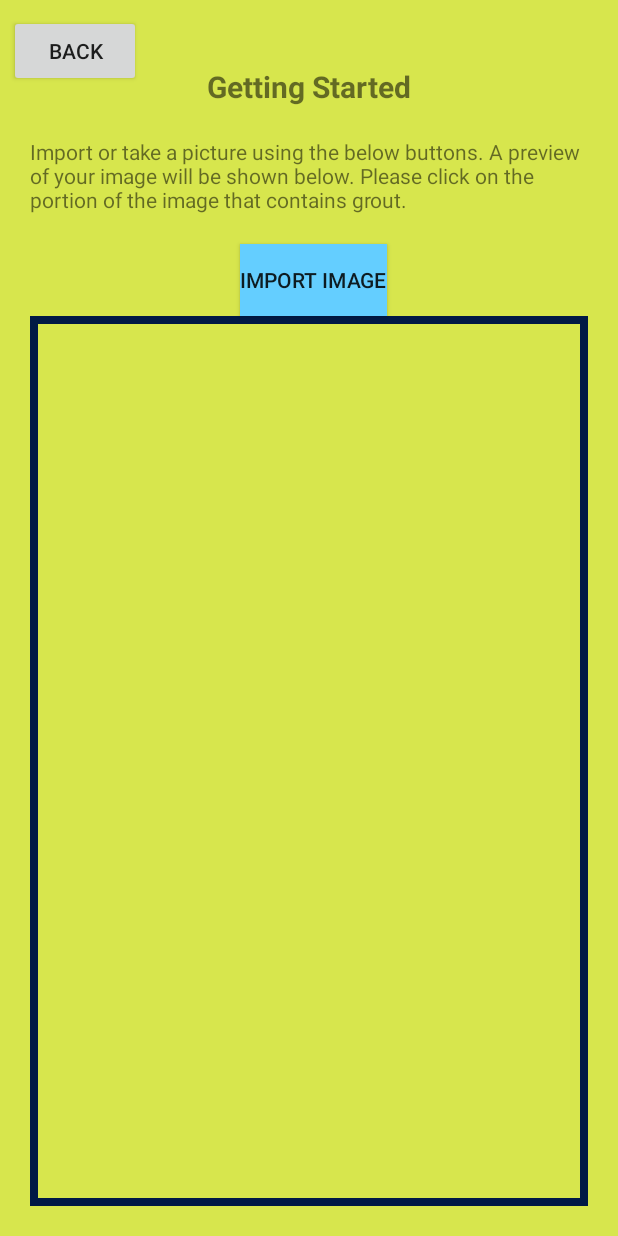
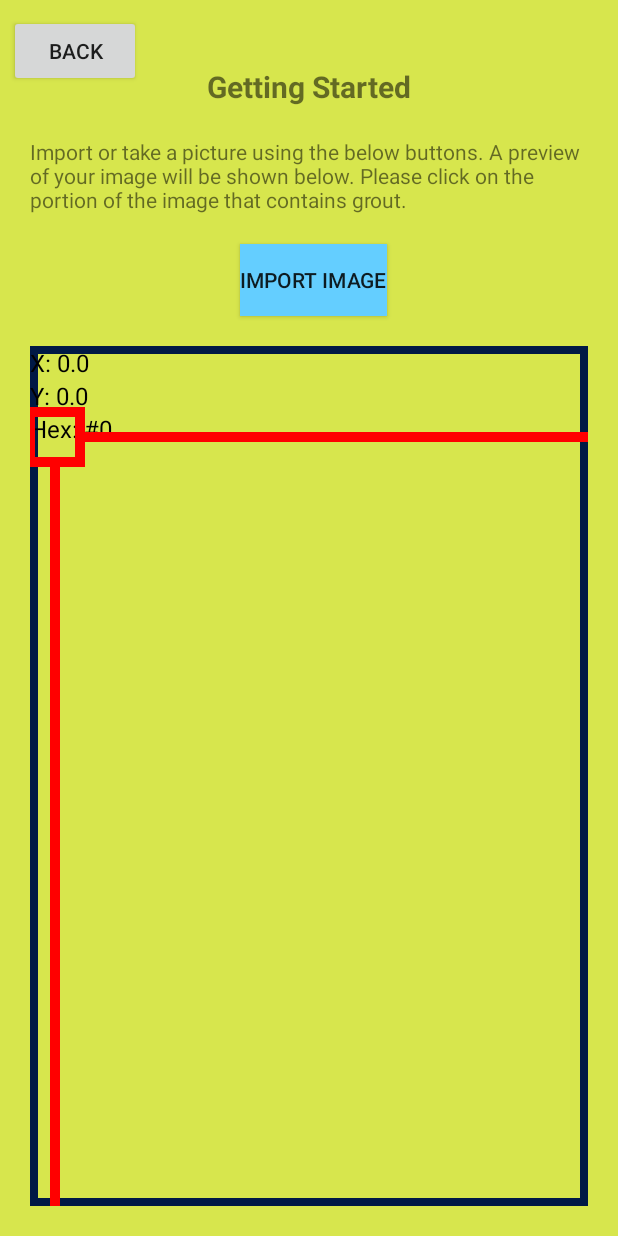
Before and after one commit to Daltz333/COSC-481W, an Android app: the ColorPickerFragment screen opened through its navigation route, on a phone screen of 412 x 824 dp. Run offline under Robolectric (Android 15) with nearby library versions, the phone set to English and light mode, and no system bars.

Commit message:
Fix color picker

```diff
--- a/app/src/main/java/edu/emich/tilere/ColorPickerFragment.java
+++ b/app/src/main/java/edu/emich/tilere/ColorPickerFragment.java
@@ -1,14 +1,25 @@
 package edu.emich.tilere;
 
+import android.app.AlertDialog;
+import android.content.Intent;
+import android.net.Uri;
 import android.os.Bundle;
 
+import androidx.activity.result.ActivityResultLauncher;
+import androidx.activity.result.contract.ActivityResultContracts;
 import androidx.fragment.app.Fragment;
 import androidx.navigation.fragment.NavHostFragment;
 
+import android.util.Log;
 import android.view.LayoutInflater;
 import android.view.View;
 import android.view.ViewGroup;
 import android.widget.Button;
+
+import java.io.IOException;
+
+import edu.emich.tilere.colorpicker.ColorPicker;
+import edu.emich.tilere.utils.ImageUtils;
 
 /**
  * A simple {@link Fragment} subclass.
@@ -16,6 +27,10 @@ import android.widget.Button;
  * create an instance of this fragment.
  */
 public class ColorPickerFragment extends Fragment {
+
+    private Intent mPickImageIntent;
+    private ActivityResultLauncher<Intent> mPickImageLauncher;
+
 
     // TODO: Rename parameter arguments, choose names that match
     // the fragment initialization parameters, e.g. ARG_ITEM_NUMBER
@@ -68,6 +83,53 @@ public class ColorPickerFragment extends Fragment {
                 NavHostFragment.findNavController(this).navigate(R.id.startPage);
             });
         } catch (Exception ignored) {}
+
+        Button importColorPicker = (Button)view.findViewById(R.id.importColorPickerImageButton);
+        importColorPicker.setOnClickListener(this::startImportImageIntent);
+
+        setupIntents(view);
         return view;
     }
+
+    private void setupIntents(View view) {
+        mPickImageIntent = new Intent(Intent.ACTION_GET_CONTENT);
+        mPickImageIntent.setType("image/*");
+
+        mPickImageLauncher = registerForActivityResult(new ActivityResultContracts.StartActivityForResult(), result -> {
+            // Handle activity result
+            var data = result.getData();
+            if (data != null) {
+                Uri imageUri = data.getData();
+
+                ColorPicker colorPicker = (ColorPicker)view.findViewById(R.id.colorPicker);
+
+                // handle event colorpicker is null
+                // this should only ever happen if developer is bad
+                if (colorPicker == null) {
+                    new AlertDialog.Builder(getContext())
+                            .setTitle("Failed to retrieve color picker instance")
+                            .setMessage("ColorPicker instance or view was null. Please contact the application developers.")
+                            .show();
+
+                    return;
+                }
+
+                try {
+                    colorPicker.setImage(ImageUtils.getBitmapFromUri(view.getContext(), imageUri));
+                } catch (IOException ex) {
+                    String err = "Failed to import image from gallery with exception: " + ex.getMessage();
+                    Log.i(this.getClass().getName(), err);
+
+                    new AlertDialog.Builder(getContext())
+                            .setTitle("An error has occurred")
+                            .setMessage(err)
+                            .show();
+                }
+            }
+        });
+    }
+
+    public void startImportImageIntent(View sender) {
+        mPickImageLauncher.launch(mPickImageIntent);
+    }
 }
--- a/app/src/main/java/edu/emich/tilere/MainActivity.java
+++ b/app/src/main/java/edu/emich/tilere/MainActivity.java
@@ -18,57 +18,10 @@ import edu.emich.tilere.colorpicker.ColorPicker;
 import edu.emich.tilere.utils.ImageUtils;
 
 public class MainActivity extends AppCompatActivity {
-
-    private Intent mPickImageIntent;
-    private ActivityResultLauncher<Intent> mPickImageLauncher;
-
     @Override
     protected void onCreate(Bundle savedInstanceState) {
         super.onCreate(savedInstanceState);
         setContentView(R.layout.activity_main);
-
-        setupIntents();
-    }
-
-    private void setupIntents() {
-        mPickImageIntent = new Intent(Intent.ACTION_GET_CONTENT);
-        mPickImageIntent.setType("image/*");
-
-        mPickImageLauncher = registerForActivityResult(new ActivityResultContracts.StartActivityForResult(), result -> {
-            // Handle activity result
-            var data = result.getData();
-            if (data != null) {
-                Uri imageUri = data.getData();
-                ColorPicker colorPicker = (ColorPicker)findViewById(R.id.colorPickerFragment);
-
-                // handle event colorpicker is null
-                // this should only ever happen if developer is bad
-                if (colorPicker == null) {
-                    new AlertDialog.Builder(this.getApplicationContext())
-                            .setTitle("Failed to retrieve color picker instance")
-                            .setMessage("ColorPicker instance was null. Please contact the application developers.")
-                            .show();
-
-                    return;
-                }
-
-                try {
-                    colorPicker.setImage(ImageUtils.getBitmapFromUri(this.getApplicationContext(), imageUri));
-                } catch (IOException ex) {
-                    String err = "Failed to import image from gallery with exception: " + ex.getMessage();
-                    Log.i(this.getClass().getName(), err);
-
-                    new AlertDialog.Builder(this.getApplicationContext())
-                            .setTitle("An error has occurred")
-                            .setMessage(err)
-                            .show();
-                }
-            }
-        });
-    }
-
-    public void startImportImageIntent(View sender) {
-        mPickImageLauncher.launch(mPickImageIntent);
     }
 
 }
--- a/app/src/main/java/edu/emich/tilere/Settings.java
+++ b/app/src/main/java/edu/emich/tilere/Settings.java
@@ -63,7 +63,7 @@ public class Settings extends Fragment {
         // Inflate the layout for this fragment
         View view = inflater.inflate(R.layout.fragment_settings, container, false);
         try {
-            Button save_button = (Button) view.findViewById(R.id.save_button);
+            Button save_button = (Button) view.findViewById(R.id.importColorPickerImageButton);
             save_button.setOnClickListener(args -> {
                 NavHostFragment.findNavController(this).navigate(R.id.startPage);
             });
--- a/app/src/main/java/edu/emich/tilere/colorpicker/ColorPicker.java
+++ b/app/src/main/java/edu/emich/tilere/colorpicker/ColorPicker.java
@@ -219,7 +219,7 @@ public class ColorPicker extends View {
         // Image is too tall, resize to max height instead
         if (calculatedOutputHeight > this.getHeight()) {
             calculatedOutputHeight = this.getHeight();
-            calculatedOutputWidth = (int)(m_bitmap.getWidth() * bitmapRatio);
+            calculatedOutputWidth = (int)(calculatedOutputHeight * bitmapRatio);
         }
 
         // Only recreate bitmap if necessary
--- a/app/src/main/res/layout/fragment_color_picker.xml
+++ b/app/src/main/res/layout/fragment_color_picker.xml
@@ -7,7 +7,7 @@
     tools:context=".ColorPickerFragment">
 
     <Button
-        android:id="@+id/save_button"
+        android:id="@+id/importColorPickerImageButton"
         android:layout_width="wrap_content"
         android:layout_height="wrap_content"
         android:layout_marginTop="20dp"
@@ -15,7 +15,6 @@
         android:backgroundTint="#5DBEEA"
         android:backgroundTintMode="add"
         android:hapticFeedbackEnabled="true"
-        android:onClick="startImportImageIntent"
         android:text="@string/import_image"
         android:textColorHighlight="#59F321"
         android:textColorLink="#A0D329"
@@ -54,17 +53,26 @@
         android:layout_width="0dp"
         android:layout_height="0dp"
         android:layout_marginStart="20dp"
+        android:layout_marginTop="20dp"
         android:layout_marginEnd="20dp"
         android:layout_marginBottom="20dp"
         android:background="@drawable/colorpicker_border"
-        android:padding="10dp"
+        android:padding="0dp"
         app:layout_constraintBottom_toBottomOf="parent"
         app:layout_constraintEnd_toEndOf="parent"
-        app:layout_constraintHorizontal_bias="0.0"
+        app:layout_constraintHorizontal_bias="1.0"
         app:layout_constraintStart_toStartOf="parent"
-        app:layout_constraintTop_toBottomOf="@+id/save_button"
+        app:layout_constraintTop_toBottomOf="@+id/importColorPickerImageButton"
         app:layout_constraintVertical_bias="0.0">
 
+        <edu.emich.tilere.colorpicker.ColorPicker
+            android:id="@+id/colorPicker"
+            android:layout_width="match_parent"
+            android:layout_height="match_parent"
+            app:layout_constraintBottom_toBottomOf="parent"
+            app:layout_constraintEnd_toEndOf="parent"
+            app:layout_constraintStart_toStartOf="parent"
+            app:layout_constraintTop_toTopOf="parent" />
     </androidx.constraintlayout.widget.ConstraintLayout>
 
     <Button
--- a/app/src/main/res/layout/fragment_results.xml
+++ b/app/src/main/res/layout/fragment_results.xml
@@ -12,7 +12,7 @@
         tools:context=".MainActivity">
 
         <Button
-            android:id="@+id/save_button"
+            android:id="@+id/importColorPickerImageButton"
             android:layout_width="199dp"
             android:layout_height="64dp"
             android:layout_marginBottom="36dp"
@@ -29,7 +29,7 @@
             android:layout_marginBottom="28dp"
             android:text="Settings"
             android:textSize="24sp"
-            app:layout_constraintBottom_toTopOf="@+id/save_button"
+            app:layout_constraintBottom_toTopOf="@+id/importColorPickerImageButton"
             app:layout_constraintEnd_toEndOf="parent"
             app:layout_constraintStart_toStartOf="parent" />
 
--- a/app/src/main/res/layout/fragment_settings.xml
+++ b/app/src/main/res/layout/fragment_settings.xml
@@ -12,7 +12,7 @@
         tools:context=".MainActivity">
 
         <Button
-            android:id="@+id/save_button"
+            android:id="@+id/importColorPickerImageButton"
             android:layout_width="199dp"
             android:layout_height="64dp"
             android:layout_marginBottom="36dp"
```
